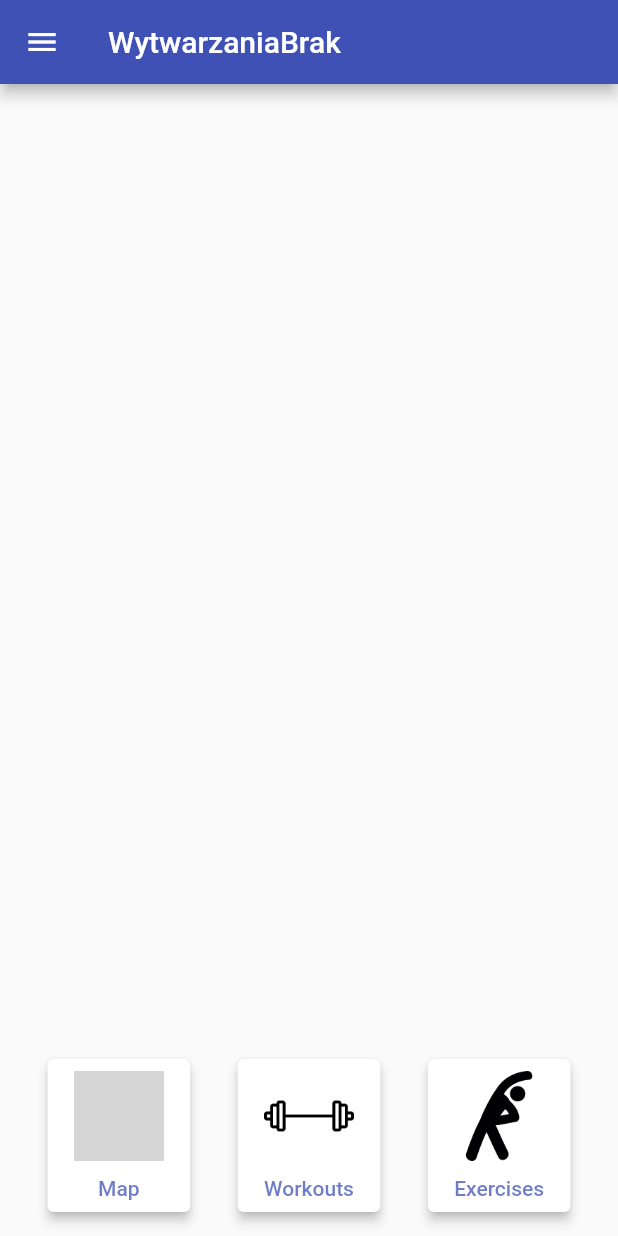
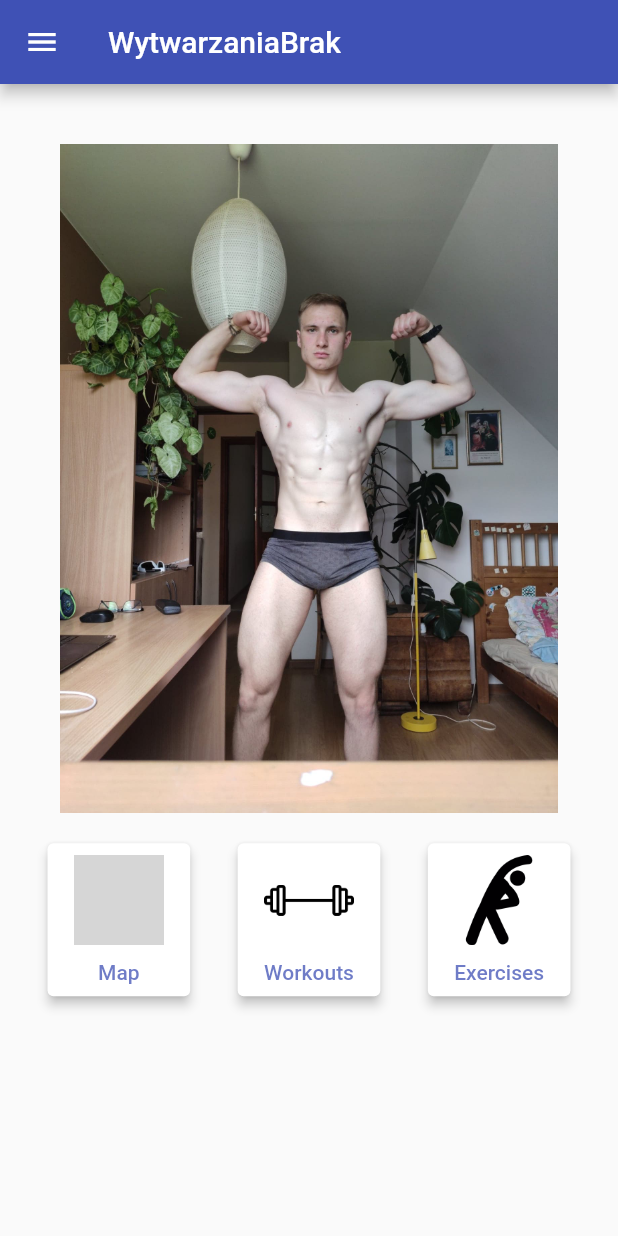
Before and after one commit to msluszniak/IO-WytwarzaniaBrak, a Flutter app: the screen it shows after launch, on a phone screen of 412 x 824 dp. Run offline on Flutter 3.47's test engine with Material 2 defaults, Android fonts, the phone set to English and light mode, and no system bars; our stand-ins replace floor, flutter_map, flutter_tags, fluttertoast, geolocator, latlong2 and 3 more; missing offline and left inert: flutter_map_location_marker, flutter_map_tappable_polyline; accounts and stored records are empty; generated files the repository leaves out were written again; network calls fail; grey boxes are pictures that could not be loaded.

Commit message:
final commit

```diff
--- a/lib/ui/pages/home_page.dart
+++ b/lib/ui/pages/home_page.dart
@@ -15,7 +15,6 @@ class HomePage extends StatefulWidget {
 }
 
 class _HomePageState extends State<HomePage> {
-
   @override
   Widget build(BuildContext context) {
     return Scaffold(
@@ -27,8 +26,11 @@ class _HomePageState extends State<HomePage> {
         child: Column(
           crossAxisAlignment: CrossAxisAlignment.stretch,
           children: <Widget>[
-            Spacer(),
-            _buildShortcutsWidget()
+            Padding(
+              padding: EdgeInsets.fromLTRB(40, 40, 40, 20),
+              child: Image.asset('assets/images/back.png', fit: BoxFit.fitHeight),
+            ),
+            _buildShortcutsWidget(),
           ],
         ),
       ),
@@ -37,7 +39,7 @@ class _HomePageState extends State<HomePage> {
 }
 
 Widget _buildShortcutsWidget() => Padding(
-  padding: EdgeInsets.only(bottom: 16),
+      padding: EdgeInsets.only(bottom: 14),
       child: ShortcutsWidget(
         types: [
           ShortcutType.map,
```
Also changed, not shown: assets/images/back.png (added), pubspec.lock. Lines whose indentation alone changed are shown as unchanged.
